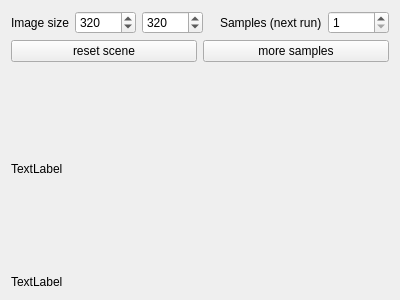
Old version of the form src/picogen/cracker/renderwidget.ui in the repository phresnel/picogen.
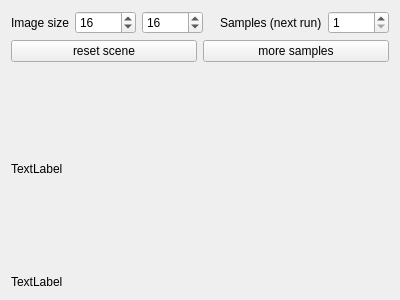
New version of the form.

What changed in the file:
```diff
--- a/src/picogen/cracker/renderwidget.ui
+++ b/src/picogen/cracker/renderwidget.ui
@@ -32,7 +32,7 @@
         <number>32768</number>
        </property>
        <property name="value">
-        <number>320</number>
+        <number>16</number>
        </property>
       </widget>
      </item>
@@ -45,7 +45,7 @@
         <number>32768</number>
        </property>
        <property name="value">
-        <number>320</number>
+        <number>16</number>
        </property>
       </widget>
      </item>
```
